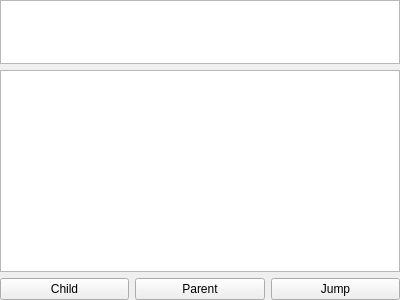
aleksey-leontiev/sarasvati, file plugins/brain.toolbox.quick/widget.ui: the form before one commit.
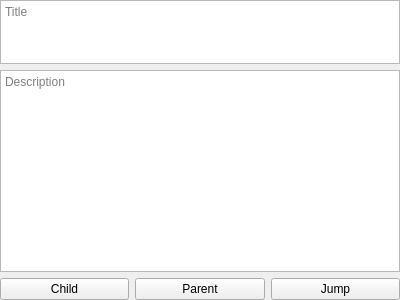
The form after the commit.

Patch:
```diff
--- a/plugins/brain.toolbox.quick/widget.ui
+++ b/plugins/brain.toolbox.quick/widget.ui
@@ -34,10 +34,17 @@
        <height>64</height>
       </size>
      </property>
+     <property name="placeholderText">
+      <string>Title</string>
+     </property>
     </widget>
    </item>
    <item>
-    <widget class="QTextEdit" name="description"/>
+    <widget class="QTextEdit" name="description">
+     <property name="placeholderText">
+      <string>Description</string>
+     </property>
+    </widget>
    </item>
    <item>
     <layout class="QHBoxLayout" name="buttonsLayout">
```
